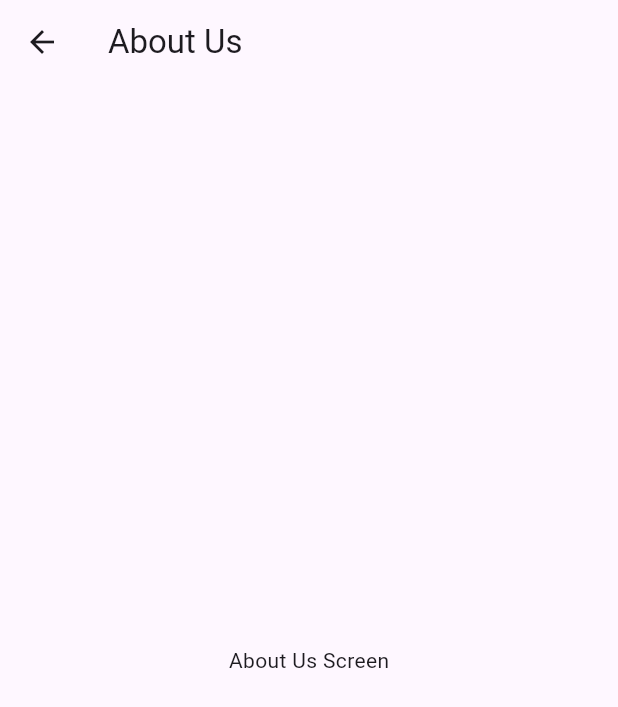
After one commit to shlok2505/iwh, a Flutter app: the AboutUs screen opened directly, on a phone screen of 412 x 824 dp. The commit adds this screen. Shown: the top 707 px of the screen. Run offline on Flutter 3.47's test engine with Material 3 defaults, Android fonts, the phone set to English and light mode, and no system bars; our stand-ins replace flutter_map, latlong2.

Commit message:
Day 7 profile Screen Integration

```diff
--- /dev/null
+++ b/lib/screens/aboutUs.dart
@@ -0,0 +1,13 @@
+import 'package:flutter/material.dart';
+
+class AboutUs extends StatelessWidget {
+  const AboutUs({super.key});
+
+  @override
+  Widget build(BuildContext context) {
+    return Scaffold(
+      appBar: AppBar(title: const Text('About Us')),
+      body: const Center(child: Text('About Us Screen')),
+    );
+  }
+}
```
Also changed, not shown: lib/screens/friendList.dart (+10 -0 lines), lib/screens/profile.dart (+2 -6 lines), lib/screens/userInfo.dart (added, +13 -0 lines).
